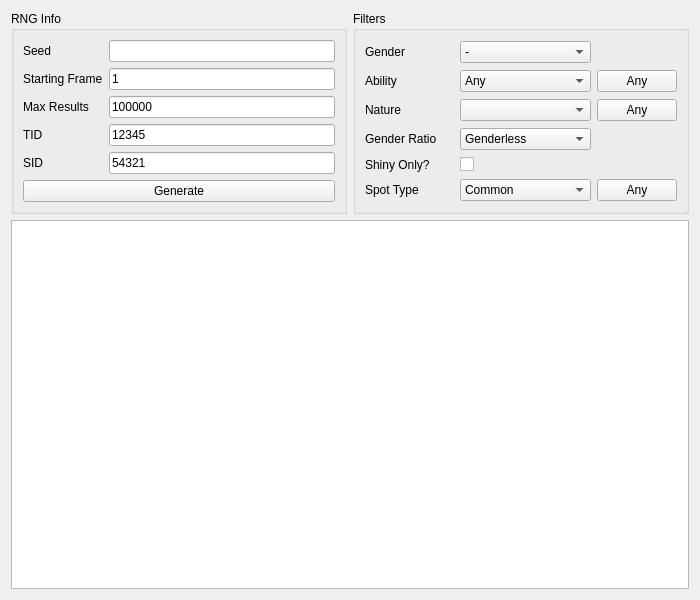
Admiral-Fish/PokeFinder, file Forms/Gen3/PokeSpot.ui: the form before one commit.
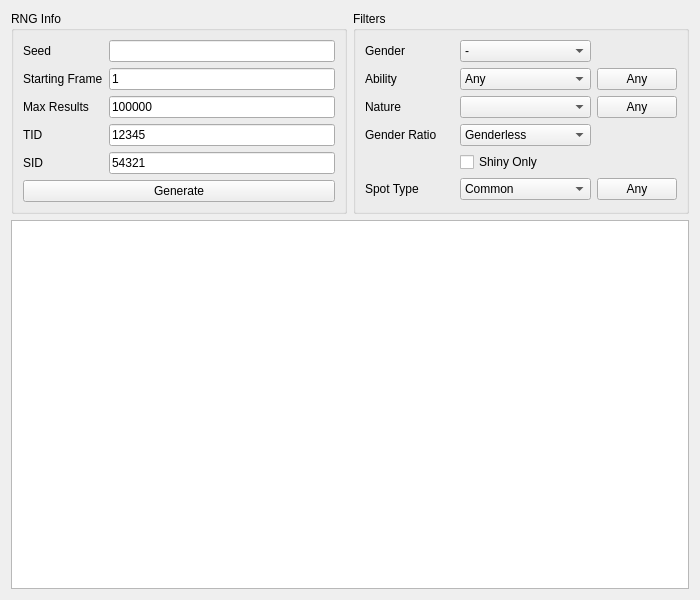
The form after the commit. Custom widgets are drawn as their Qt base class.

Patch:
```diff
--- a/Forms/Gen3/PokeSpot.ui
+++ b/Forms/Gen3/PokeSpot.ui
@@ -270,17 +270,10 @@
         </item>
        </widget>
       </item>
-      <item row="4" column="0">
-       <widget class="QLabel" name="labelShinyOnly">
-        <property name="text">
-         <string>Shiny Only?</string>
-        </property>
-       </widget>
-      </item>
       <item row="4" column="1">
        <widget class="QCheckBox" name="checkBoxShinyOnly">
         <property name="text">
-         <string/>
+         <string>Shiny Only</string>
         </property>
        </widget>
       </item>
```
Left out of the diff: 2 changed lines with no effect on the pictures.
